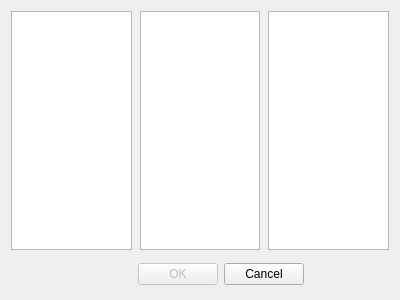
Above: source/minerselectiondialog.ui from martin-kudlicka/crypto-miner before the change. Below: the same form after it.
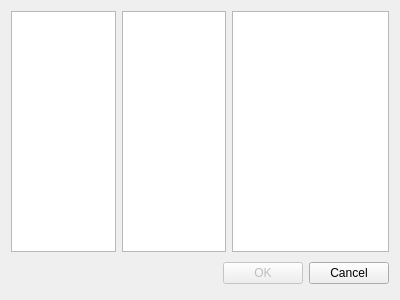
That is the form after the change.

Commit message: * width of coin and hardware views reduced

Diff of the .ui file:
```diff
--- a/source/minerselectiondialog.ui
+++ b/source/minerselectiondialog.ui
@@ -13,15 +13,60 @@
   <property name="windowTitle">
    <string>Select miner</string>
   </property>
-  <widget class="QWidget" name="layoutWidget">
-   <property name="geometry">
-    <rect>
-     <x>9</x>
-     <y>258</y>
-     <width>295</width>
-     <height>33</height>
-    </rect>
-   </property>
+  <layout class="QVBoxLayout" name="verticalLayout">
+   <item>
+    <layout class="QHBoxLayout" name="horizontalLayout">
+     <item>
+      <widget class="QTreeView" name="hwComponentsView">
+       <property name="sizePolicy">
+        <sizepolicy hsizetype="Expanding" vsizetype="Expanding">
+         <horstretch>2</horstretch>
+         <verstretch>0</verstretch>
+        </sizepolicy>
+       </property>
+       <property name="rootIsDecorated">
+        <bool>false</bool>
+       </property>
+       <property name="itemsExpandable">
+        <bool>false</bool>
+       </property>
+      </widget>
+     </item>
+     <item>
+      <widget class="QTreeView" name="coinsView">
+       <property name="sizePolicy">
+        <sizepolicy hsizetype="Expanding" vsizetype="Expanding">
+         <horstretch>2</horstretch>
+         <verstretch>0</verstretch>
+        </sizepolicy>
+       </property>
+       <property name="rootIsDecorated">
+        <bool>false</bool>
+       </property>
+       <property name="itemsExpandable">
+        <bool>false</bool>
+       </property>
+      </widget>
+     </item>
+     <item>
+      <widget class="QTreeView" name="minersView">
+       <property name="sizePolicy">
+        <sizepolicy hsizetype="Expanding" vsizetype="Expanding">
+         <horstretch>3</horstretch>
+         <verstretch>0</verstretch>
+        </sizepolicy>
+       </property>
+       <property name="rootIsDecorated">
+        <bool>false</bool>
+       </property>
+       <property name="itemsExpandable">
+        <bool>false</bool>
+       </property>
+      </widget>
+     </item>
+    </layout>
+   </item>
+   <item>
    <layout class="QHBoxLayout">
     <property name="spacing">
      <number>6</number>
@@ -69,55 +114,8 @@
      </widget>
     </item>
    </layout>
-  </widget>
-  <widget class="QTreeView" name="hwComponentsView">
-   <property name="geometry">
-    <rect>
-     <x>11</x>
-     <y>11</y>
-     <width>121</width>
-     <height>239</height>
-    </rect>
-   </property>
-   <property name="rootIsDecorated">
-    <bool>false</bool>
-   </property>
-   <property name="itemsExpandable">
-    <bool>false</bool>
-   </property>
-  </widget>
-  <widget class="QTreeView" name="coinsView">
-   <property name="geometry">
-    <rect>
-     <x>140</x>
-     <y>11</y>
-     <width>120</width>
-     <height>239</height>
-    </rect>
-   </property>
-   <property name="rootIsDecorated">
-    <bool>false</bool>
-   </property>
-   <property name="itemsExpandable">
-    <bool>false</bool>
-   </property>
-  </widget>
-  <widget class="QTreeView" name="minersView">
-   <property name="geometry">
-    <rect>
-     <x>268</x>
-     <y>11</y>
-     <width>121</width>
-     <height>239</height>
-    </rect>
-   </property>
-   <property name="rootIsDecorated">
-    <bool>false</bool>
-   </property>
-   <property name="itemsExpandable">
-    <bool>false</bool>
-   </property>
-  </widget>
+   </item>
+  </layout>
  </widget>
  <resources/>
  <connections>
```
Lines whose indentation alone changed are shown as unchanged.
